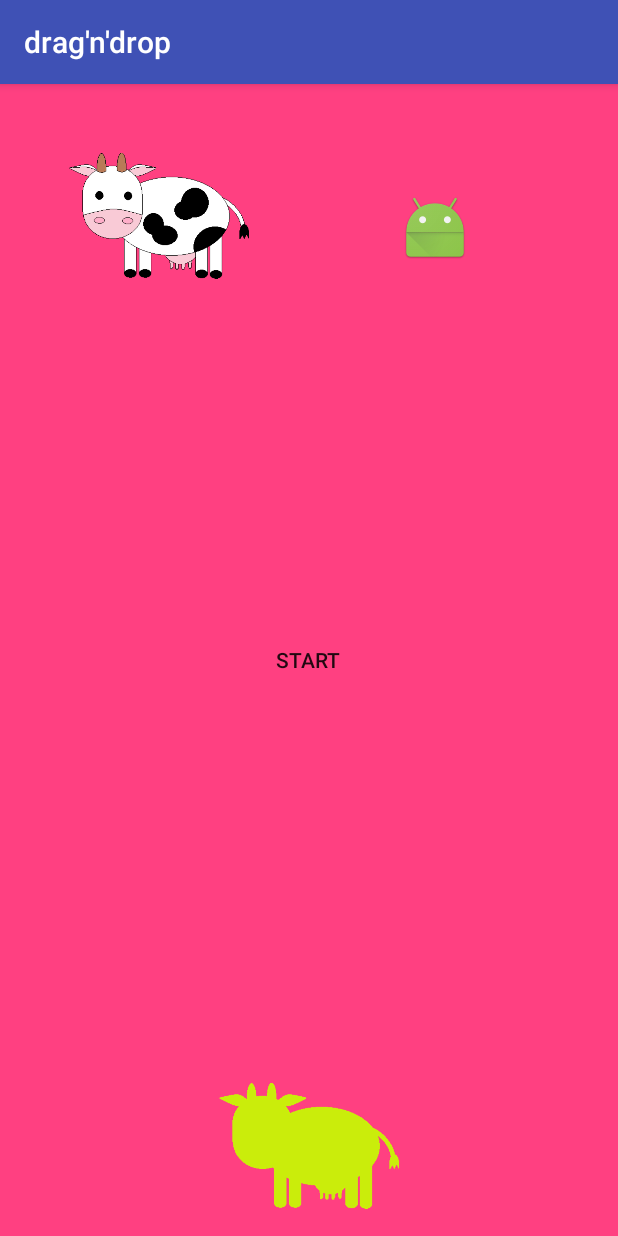
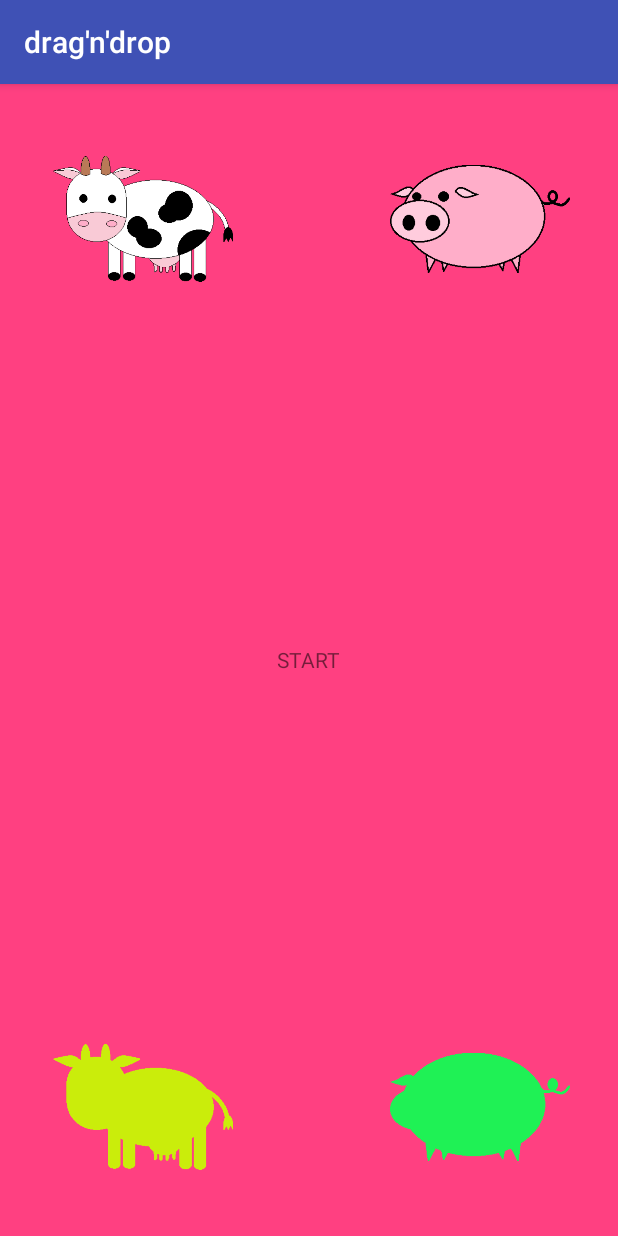
Before and after one commit to steindelek/first_steps_in_android, an Android app: the screen it shows after launch (MainActivity), on a phone screen of 412 x 824 dp. Run offline under Robolectric (Android 15) with nearby library versions, the light colour scheme and no system bars.

Commit message:
beta
new animal and some bugs fixed

```diff
--- a/drag'n'drop/app/src/main/res/layout/layout.xml
+++ b/drag'n'drop/app/src/main/res/layout/layout.xml
@@ -8,39 +8,51 @@
         android:id="@+id/img1"
         android:layout_width="120dp"
         android:layout_height="120dp"
+        android:adjustViewBounds="false"
+        android:cropToPadding="true"
         android:visibility="visible"
         app:srcCompat="@drawable/krowa"
         android:layout_alignParentTop="true"
-        android:layout_toStartOf="@+id/info"
-        android:layout_marginEnd="18dp"
-        android:layout_marginTop="28dp" />
+        android:layout_alignStart="@+id/img2"
+        android:layout_marginTop="30dp" />
 
     <ImageView
         android:id="@+id/img2"
         android:layout_width="120dp"
         android:layout_height="120dp"
+        android:visibility="visible"
+        app:srcCompat="@drawable/cienkrowy"
+        android:layout_marginStart="35dp"
+        android:layout_marginBottom="26dp"
         android:layout_alignParentBottom="true"
-        android:layout_centerHorizontal="true"
+        android:layout_alignParentStart="true" />
+
+    <ImageView
+        android:id="@+id/img3"
+        android:layout_width="120dp"
+        android:layout_height="120dp"
         android:visibility="visible"
-        app:srcCompat="@drawable/cienkrowy" />
+        app:srcCompat="@drawable/swinia"
+        android:layout_alignParentTop="true"
+        android:layout_marginTop="30dp"
+        android:layout_alignStart="@+id/img4" />
+
+    <ImageView
+        android:id="@+id/img4"
+        android:layout_width="120dp"
+        android:layout_height="120dp"
+        android:layout_alignParentEnd="true"
+        android:layout_alignTop="@+id/img2"
+        android:layout_marginEnd="32dp"
+        android:adjustViewBounds="false"
+        app:srcCompat="@drawable/swinia_tlo" />
 
     <TextView
         android:id="@+id/info"
         android:layout_width="wrap_content"
         android:layout_height="wrap_content"
-        android:layout_centerHorizontal="true"
+        android:text="@string/start"
         android:layout_centerVertical="true"
-        android:text="@string/start"
-        android:textAppearance="@style/TextAppearance.AppCompat.Button" />
-
-    <ImageView
-        android:id="@+id/img3"
-        android:layout_width="wrap_content"
-        android:layout_height="wrap_content"
-        android:layout_alignBottom="@+id/img1"
-        android:layout_marginBottom="28dp"
-        android:layout_toEndOf="@+id/img2"
-        android:visibility="visible"
-        app:srcCompat="@mipmap/ic_launcher" />
+        android:layout_centerHorizontal="true" />
 
 </RelativeLayout>
```
Also changed, not shown: drag'n'drop/app/src/main/java/com/example/stein/dragndrop/MainActivity.java (+50 -7 lines), drag'n'drop/app/src/main/res/drawable/swinia.png (added), drag'n'drop/app/src/main/res/drawable/swinia_tlo.png (added), drag'n'drop/app/src/main/res/mipmap-hdpi/ic_launcher.png, drag'n'drop/app/src/main/res/mipmap-mdpi/ic_launcher.png, drag'n'drop/app/src/main/res/mipmap-xhdpi/ic_launcher.png, drag'n'drop/app/src/main/res/mipmap-xxhdpi/ic_launcher.png, drag'n'drop/app/src/main/res/mipmap-xxxhdpi/ic_launcher.png.
